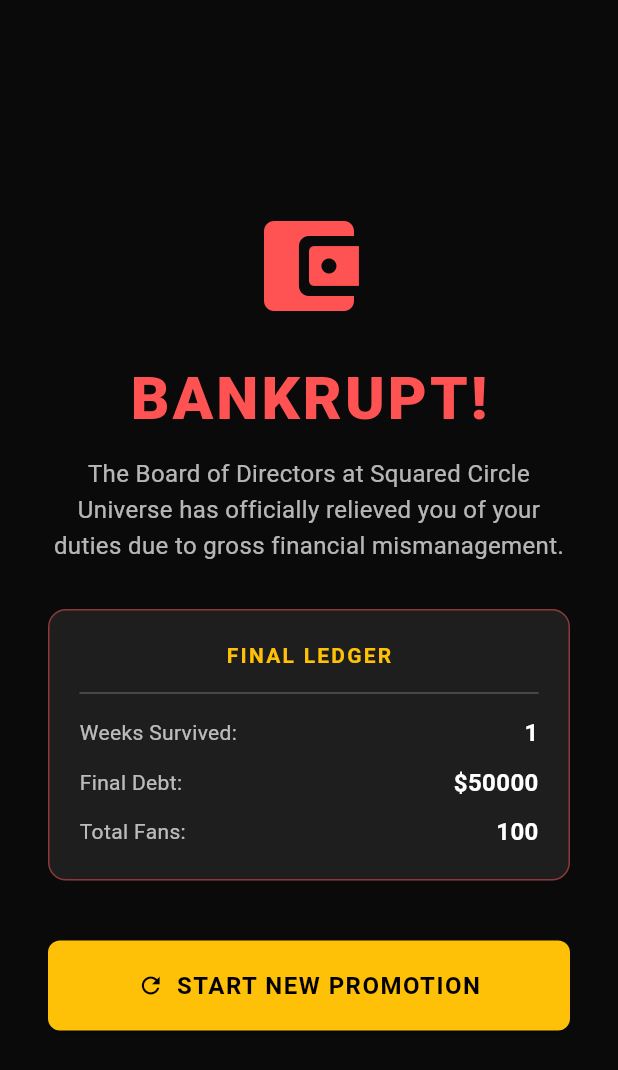
After one commit to cbass310/squared_circle_universe, a Flutter app: the BankruptcyScreen screen opened directly, on a phone screen of 412 x 824 dp. The commit adds this screen. Shown: the top 1070 px of the screen. Run offline on Flutter 3.47's test engine with Material 3 defaults, Android fonts, the phone set to English and light mode, and no system bars; our stand-ins replace audioplayers, file_picker, flutter_dotenv, flutter_riverpod, isar, shared_preferences and 1 more; accounts and stored records are empty; generated files the repository leaves out were written again.

Commit message:
Fixed Bankruptcy memory leak, unified War Room UI fonts, and scrubbed WWE trademark names

```diff
--- /dev/null
+++ b/lib/ui/modes/promoter/bankruptcy_screen.dart
@@ -0,0 +1,145 @@
+import 'package:flutter/material.dart';
+import 'package:flutter/services.dart';
+import 'package:flutter_riverpod/flutter_riverpod.dart';
+import '../../../logic/game_state_provider.dart';
+import '../../../logic/promoter_provider.dart';
+
+// 🚨 The exact path to the HubScreen based on your VS Code structure
+import '../../screens/hub_screen.dart';
+
+class BankruptcyScreen extends ConsumerStatefulWidget {
+  const BankruptcyScreen({super.key});
+
+  @override
+  ConsumerState<BankruptcyScreen> createState() => _BankruptcyScreenState();
+}
+
+class _BankruptcyScreenState extends ConsumerState<BankruptcyScreen> {
+  late final int finalWeeks;
+  late final int finalDebt;
+  late final int finalFans;
+  late final String promoName;
+
+  // 🚨 THE FIX: A state variable to change the button instead of a pop-up!
+  bool _isWiping = false;
+
+  @override
+  void initState() {
+    super.initState();
+    final gameState = ref.read(gameProvider);
+    finalWeeks = gameState.week + ((gameState.year - 1) * 52);
+    finalDebt = gameState.cash;
+    finalFans = gameState.fans;
+    promoName = gameState.promotionName;
+  }
+
+  @override
+  Widget build(BuildContext context) {
+    return Scaffold(
+      backgroundColor: const Color(0xFF0A0A0A),
+      body: Center(
+        child: Padding(
+          padding: const EdgeInsets.all(32.0),
+          child: Column(
+            mainAxisAlignment: MainAxisAlignment.center,
+            children: [
+              const Icon(Icons.account_balance_wallet_rounded, color: Colors.redAccent, size: 80),
+              const SizedBox(height: 20),
+              const Text(
+                "BANKRUPT!",
+                style: TextStyle(fontSize: 40, fontWeight: FontWeight.w900, color: Colors.redAccent, letterSpacing: 2.0),
+              ),
+              const SizedBox(height: 10),
+              Text(
+                "The Board of Directors at $promoName has officially relieved you of your duties due to gross financial mismanagement.",
+                textAlign: TextAlign.center,
+                style: const TextStyle(fontSize: 16, color: Colors.white70, height: 1.5),
+              ),
+              const SizedBox(height: 30),
+              Container(
+                padding: const EdgeInsets.all(20),
+                decoration: BoxDecoration(
+                  color: const Color(0xFF1E1E1E),
+                  borderRadius: BorderRadius.circular(12),
+                  border: Border.all(color: Colors.redAccent.withOpacity(0.5)),
+                ),
+                child: Column(
+                  children: [
+                    const Text("FINAL LEDGER", style: TextStyle(color: Colors.amber, fontWeight: FontWeight.bold, letterSpacing: 1.5)),
+                    const Divider(color: Colors.white24, height: 30),
+                    _buildStatRow("Weeks Survived:", "$finalWeeks"),
+                    const SizedBox(height: 10),
+                    _buildStatRow("Final Debt:", "\$$finalDebt"),
+                    const SizedBox(height: 10),
+                    _buildStatRow("Total Fans:", "$finalFans"),
+                  ],
+                ),
+              ),
+              const SizedBox(height: 40),
+
+              // 🚨 THE FIX: The dynamic, safe button
+              SizedBox(
+                width: double.infinity,
+                height: 60,
+                child: ElevatedButton.icon(
+                  icon: _isWiping
+                      ? const SizedBox(width: 20, height: 20, child: CircularProgressIndicator(color: Colors.black, strokeWidth: 3))
+                      : const Icon(Icons.refresh, color: Colors.black),
+                  label: Text(
+                    _isWiping ? "LIQUIDATING ASSETS..." : "START NEW PROMOTION",
+                    style: const TextStyle(fontWeight: FontWeight.bold, fontSize: 16, letterSpacing: 1.0)
+                  ),
+                  style: ElevatedButton.styleFrom(
+                    backgroundColor: Colors.amber,
+                    foregroundColor: Colors.black,
+                    shape: RoundedRectangleBorder(borderRadius: BorderRadius.circular(8)),
+                    disabledBackgroundColor: Colors.amber.shade700,
+                  ),
+                  // Disable the button while it is wiping so it can't be clicked twice
+                  onPressed: _isWiping ? null : () async {
+                    HapticFeedback.heavyImpact();
+
+                    // 1. Tell the UI to turn the button into a loading spinner
+                    setState(() {
+                      _isWiping = true;
+                    });
+
+                    // 2. Give the UI a half-second to update before we freeze the CPU doing database math
+                    await Future.delayed(const Duration(milliseconds: 500));
+
+                    // 3. Safely wipe the universe
+                    try {
+                      await ref.read(gameProvider.notifier).resetGame();
+                      await ref.read(rosterProvider.notifier).factoryReset();
+                    } catch (e) {
+                      debugPrint("Safe Fail during reset: $e");
+                    }
+
+                    // 4. Push directly to the Hub Screen
+                    if (context.mounted) {
+                      Navigator.pushAndRemoveUntil(
+                        context,
+                        MaterialPageRoute(builder: (_) => const HubScreen()),
+                        (route) => false,
+                      );
+                    }
+                  },
+                ),
+              )
+            ],
+          ),
+        ),
+      ),
+    );
+  }
+
+  Widget _buildStatRow(String label, String value) {
+    return Row(
+      mainAxisAlignment: MainAxisAlignment.spaceBetween,
+      children: [
+        Text(label, style: const TextStyle(color: Colors.white70, fontSize: 14)),
+        Text(value, style: const TextStyle(color: Colors.white, fontSize: 16, fontWeight: FontWeight.bold)),
+      ],
+    );
+  }
+}
--- a/lib/ui/modes/promoter/broadcasting_hub_screen.dart
+++ b/lib/ui/modes/promoter/broadcasting_hub_screen.dart
@@ -645,7 +645,7 @@ class _BroadcastingHubScreenState extends ConsumerState<BroadcastingHubScreen> w
 
         const Text("PREMIUM LIVE EVENTS", style: TextStyle(color: Colors.amber, fontWeight: FontWeight.bold, letterSpacing: 1.5, fontSize: 12)),
         const SizedBox(height: 6),
-        const Text("Tap the number icon to assign your Premier Showcase (WrestleMania) for a massive revenue boost!", style: TextStyle(color: Colors.white54, fontSize: 11, fontStyle: FontStyle.italic)),
+        const Text("Tap the number icon to assign your Premier Showcase for a massive revenue boost!", style: TextStyle(color: Colors.white54, fontSize: 11, fontStyle: FontStyle.italic)),
         const SizedBox(height: 16),
 
         ...List.generate(12, (index) {
--- a/lib/ui/modes/promoter/promoter_home_screen.dart
+++ b/lib/ui/modes/promoter/promoter_home_screen.dart
@@ -373,7 +373,8 @@ class _DashboardTabState extends ConsumerState<DashboardTab> with SingleTickerPr
                                 const SizedBox(height: 4),
                                 const Text("WAR ROOM", style: TextStyle(color: Colors.white, fontSize: 10, fontWeight: FontWeight.bold)),
                                 const SizedBox(height: 2),
-                                Text("${gameState.playerWins} - ${gameState.rivalWins}", style: const TextStyle(color: Colors.redAccent, fontSize: 14, fontWeight: FontWeight.w900)),
+                                // 🚨 THE FIX: Added the Draws variable directly to this widget!
+                                Text("${gameState.playerWins}-${gameState.rivalWins}-${gameState.draws}", style: const TextStyle(color: Colors.redAccent, fontSize: 14, fontWeight: FontWeight.w900)),
                               ],
                             ),
                           ),
```
Also changed, not shown: lib/logic/game_state_provider.dart (+40 -16 lines), lib/logic/promoter_provider.dart (+112 -82 lines), lib/ui/modes/promoter/booking_hub_screen.dart (+47 -17 lines), lib/ui/modes/promoter/office_screen.dart (+10 -4 lines), lib/ui/modes/promoter/promoter_dashboard_screen.dart (+19 -8 lines), lib/ui/modes/promoter/welcome_letter_screen.dart (added, +150 -0 lines), lib/ui/screens/hub_screen.dart (+20 -4 lines).
